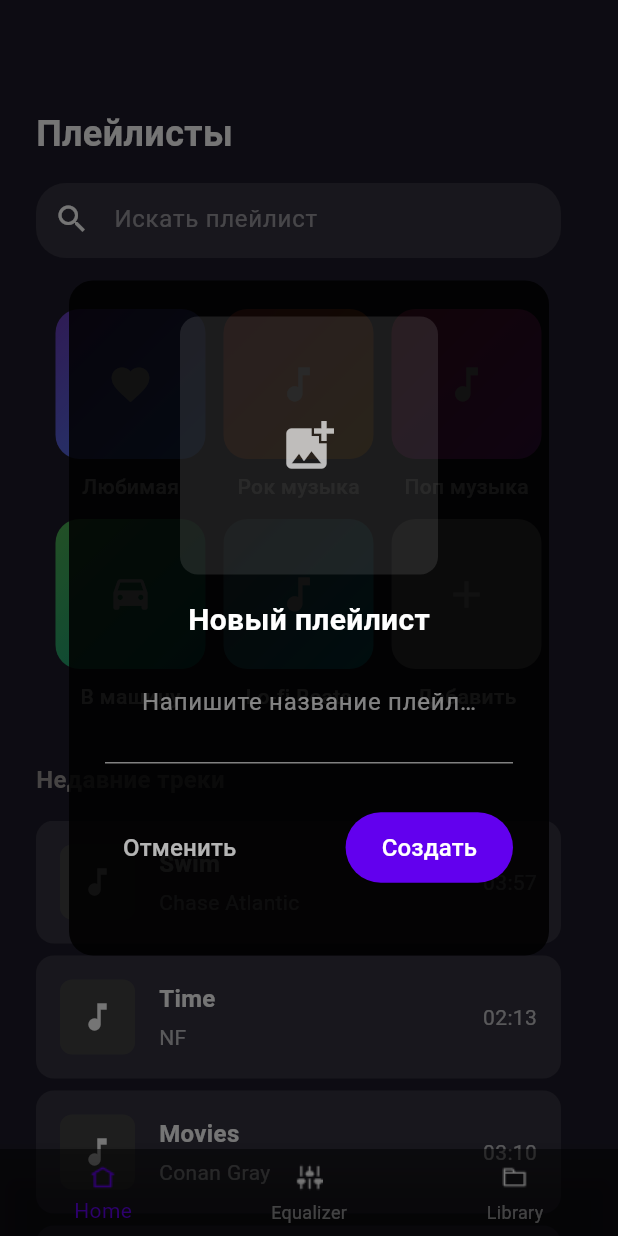
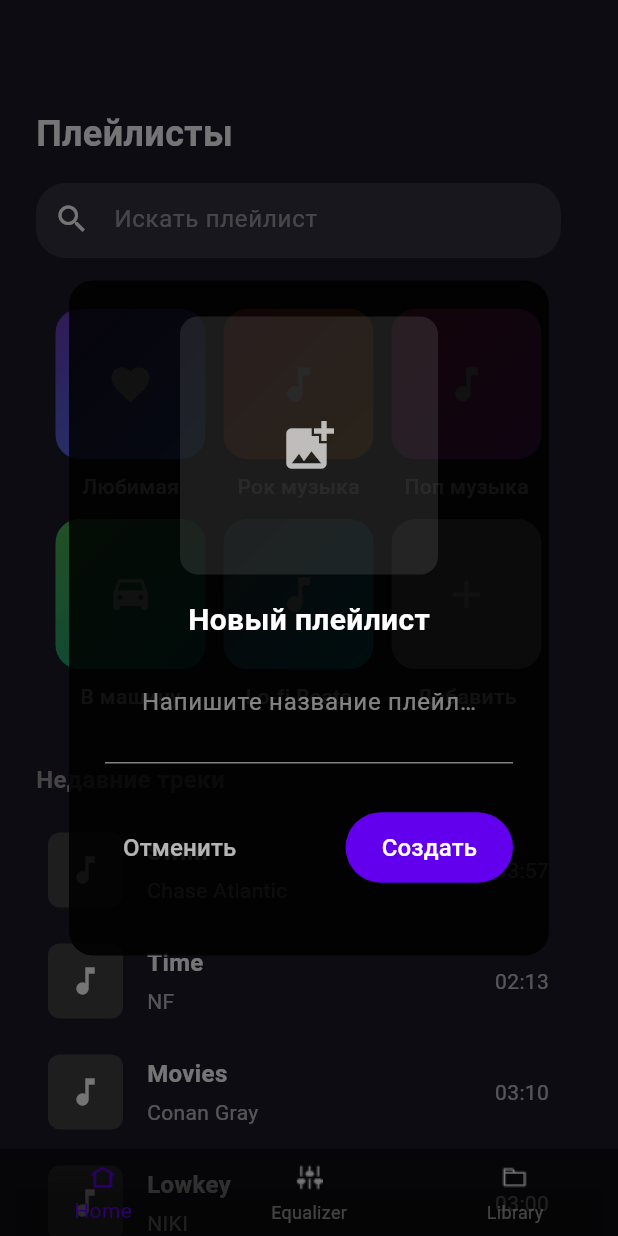
Before and after one commit to Inconsp1cuous/bassify, a Flutter app: the screen it shows after launch, after a tap on the "add" icon, on a phone screen of 412 x 824 dp. Run offline on Flutter 3.47's test engine with Material 3 defaults, Android fonts, the phone set to English and light mode, and no system bars; Roboto replaces fonts that are missing (OpenSans).

Commit message:
fix: финальная вырсия со всеми переходами

```diff
--- a/lib/screens/library_screen.dart
+++ b/lib/screens/library_screen.dart
@@ -41,7 +41,19 @@ class _LibraryScreenState extends State<LibraryScreen> {
 
   @override
   Widget build(BuildContext context) {
+    // Фиксированные размеры для имитации экрана телефона
+    double phoneWidth = 412;
+    double phoneHeight = 917;
+
     return Scaffold(
+      backgroundColor: const Color(0xFF1D1B29),
+      body: Center(
+        child: SizedBox(
+          width: phoneWidth,
+          height: phoneHeight,
+          child: Stack(
+            children: [
+              Scaffold(
                 backgroundColor: const Color(0xFF1D1B29),
                 body: SafeArea(
                   child: Padding(
@@ -55,14 +67,14 @@ class _LibraryScreenState extends State<LibraryScreen> {
                             const Text(
                               'Ваша музыка',
                               style: TextStyle(
-                      fontSize: 28,
+                                fontSize: 24,
                                 fontWeight: FontWeight.bold,
                                 color: Colors.white,
                               ),
                             ),
                             const Spacer(),
                             IconButton(
-                    icon: const Icon(Icons.search, size: 50, color: Colors.white),
+                              icon: const Icon(Icons.search, size: 30, color: Colors.white),
                               onPressed: () {
                                 print("Нажата кнопка поиска");
                               },
@@ -94,8 +106,13 @@ class _LibraryScreenState extends State<LibraryScreen> {
                     ),
                   ),
                 ),
+              ),
               // Полупрозрачный BottomNavigationBar
-      bottomNavigationBar: Container(
+              Positioned(
+                bottom: 0,
+                left: 0,
+                right: 0,
+                child: Container(
                   decoration: BoxDecoration(
                     color: Colors.black.withOpacity(0.5), // Полупрозрачный черный фон
                   ),
@@ -133,12 +150,18 @@ class _LibraryScreenState extends State<LibraryScreen> {
                     onTap: _onItemTapped, // Обработка нажатий
                   ),
                 ),
+              ),
+            ],
+          ),
+        ),
+      ),
     );
   }
 
-  // Метод для создания элемента списка песен
   Widget _buildSong(String title, String artist, String duration, String imagePath) {
-    return GestureDetector(
+    return Padding(
+      padding: const EdgeInsets.symmetric(vertical: 8.0),
+      child: InkWell(
         onTap: () {
           // Переход на SongPage с передачей данных
           Navigator.push(
@@ -148,13 +171,11 @@ class _LibraryScreenState extends State<LibraryScreen> {
                 songTitle: title,
                 artist: artist,
                 imageUrl: imagePath,
-              duration: _parseDuration(duration), // Преобразуем строку в Duration
+                duration: _parseDuration(duration),
               ),
             ),
           );
         },
-      child: Padding(
-        padding: const EdgeInsets.symmetric(vertical: 8.0),
         child: Row(
           children: [
             // Обложка песни
@@ -228,11 +249,11 @@ class _LibraryScreenState extends State<LibraryScreen> {
     );
   }
 
-  // Метод для преобразования строки в Duration
+  // Метод для преобразования строки длительности в Duration
   Duration _parseDuration(String duration) {
-    final parts = duration.split(':');
-    final minutes = int.parse(parts[0]);
-    final seconds = int.parse(parts[1]);
+    List<String> parts = duration.split(':');
+    int minutes = int.parse(parts[0]);
+    int seconds = int.parse(parts[1]);
     return Duration(minutes: minutes, seconds: seconds);
   }
 }
--- a/lib/widget/recent_track_item.dart
+++ b/lib/widget/recent_track_item.dart
@@ -22,9 +22,9 @@ class RecentTrackItem extends StatelessWidget {
       onTap: onPressed, // Обработчик нажатия
       child: Container(
         margin: const EdgeInsets.only(bottom: 8), // Отступ снизу
-        padding: const EdgeInsets.all(16), // Внутренние отступы
+        padding: const EdgeInsets.all(8), // Внутренние отступы
         decoration: BoxDecoration(
-          color: Colors.white.withOpacity(0.1), // Цвет фона
+          color: const Color(0xFF1D1B29), // Цвет фона
           borderRadius: BorderRadius.circular(12), // Закругленные углы
         ),
         child: Row(
```
Also changed, not shown: lib/screens/playlist_screen.dart (+34 -9 lines). Lines whose indentation alone changed are shown as unchanged.
